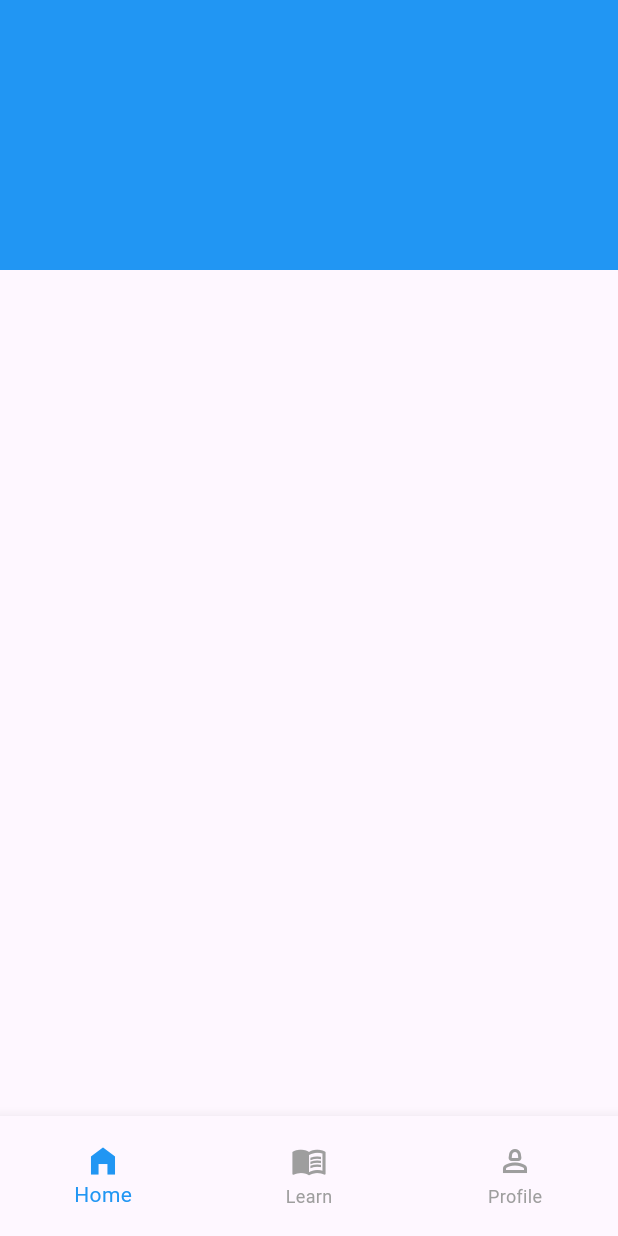
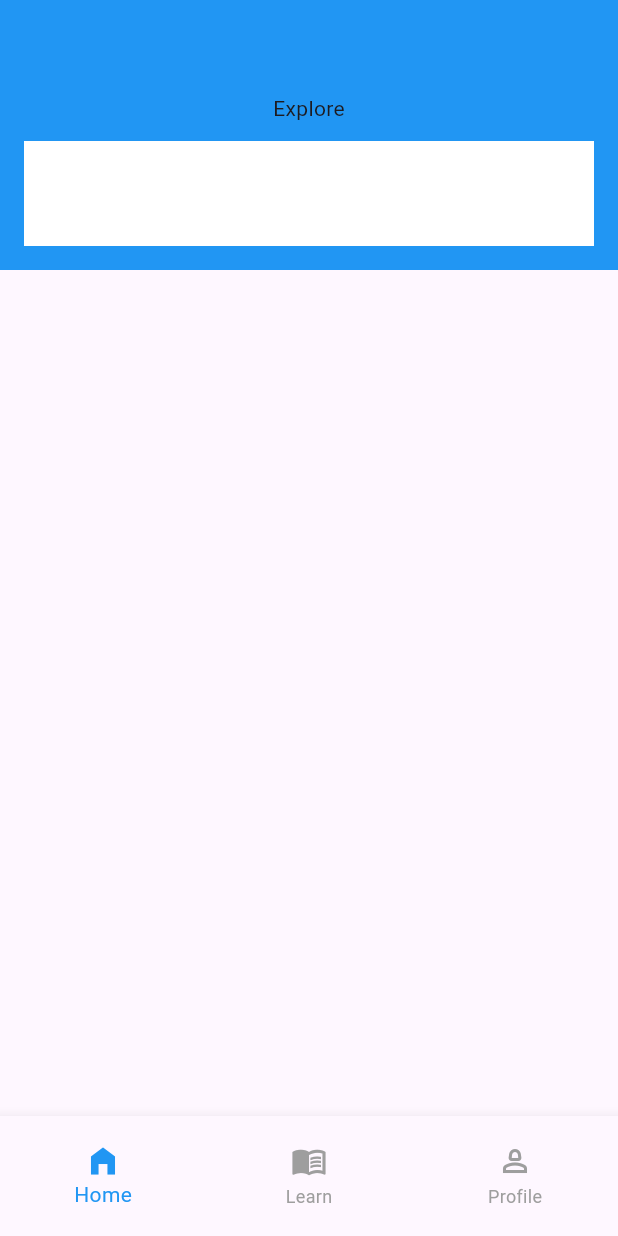
Before and after one commit to JAICHANGPARK/flutter_notebook_chapter_43, a Flutter app: the ELearningHomePage screen opened directly, on a phone screen of 412 x 824 dp. Run offline on Flutter 3.47's test engine with Material 3 defaults, Android fonts, the phone set to English and light mode, and no system bars.

Commit message:
Update e_learning_home_page.dart

```diff
--- a/lib/ep2151_e_learning_app/views/e_learning_home_page.dart
+++ b/lib/ep2151_e_learning_app/views/e_learning_home_page.dart
@@ -27,7 +27,19 @@ class _ELearningHomePageState extends State<ELearningHomePage> {
                   right: 16,
                   bottom: 16,
                   child: Column(
-                    children: [],
+                    spacing: 12,
+                    children: [
+                      Text(
+                        "Explore",
+                      ),
+                      Expanded(
+                        child: Container(
+                          decoration: BoxDecoration(
+                            color: Colors.white,
+                          ),
+                        ),
+                      )
+                    ],
                   ),
                 ),
               ],
```
